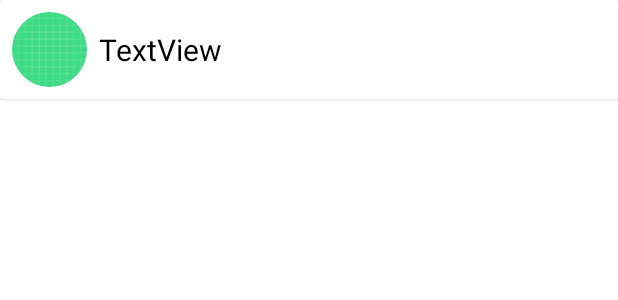
After one commit to Arya-rgb/GithubApp, an Android app: the layout item_userlist.xml on its own in the app's theme, with its tools: preview values and no code run, on a phone screen of 412 x 824 dp. The commit adds this screen. Shown: the top 300 px of the screen. Run offline under Robolectric (Android 15) with nearby library versions, the phone set to English and light mode, and no system bars.

Commit message:
create layout for userlist or mainpage
create layout based on figma and add @Dao anotation in dao class.

```diff
--- a/app/src/main/java/com/kompas/githubapp/data/local/room/UserDao.kt
+++ b/app/src/main/java/com/kompas/githubapp/data/local/room/UserDao.kt
@@ -1,11 +1,13 @@
 package com.kompas.githubapp.data.local.room
 
 import androidx.lifecycle.LiveData
+import androidx.room.Dao
 import androidx.room.Insert
 import androidx.room.OnConflictStrategy
 import androidx.room.Query
 import com.kompas.githubapp.data.local.entity.UserEntity
 
+@Dao
 interface UserDao {
 
     @Query("SELECT * FROM user_data ORDER BY id DESC")
--- /dev/null
+++ b/app/src/main/java/com/kompas/githubapp/ui/userlist/UserListAdapter.kt
@@ -0,0 +1,4 @@
+package com.kompas.githubapp.ui.userlist
+
+class UserListAdapter {
+}
--- /dev/null
+++ b/app/src/main/res/layout/item_userlist.xml
@@ -0,0 +1,38 @@
+<?xml version="1.0" encoding="utf-8"?>
+<androidx.cardview.widget.CardView xmlns:android="http://schemas.android.com/apk/res/android"
+    xmlns:app="http://schemas.android.com/apk/res-auto"
+    xmlns:tools="http://schemas.android.com/tools"
+    android:layout_width="match_parent"
+    android:layout_height="wrap_content">
+
+    <androidx.constraintlayout.widget.ConstraintLayout
+        android:layout_width="match_parent"
+        android:layout_height="wrap_content">
+
+
+        <de.hdodenhof.circleimageview.CircleImageView
+            android:id="@+id/imageView"
+            android:layout_width="50dp"
+            android:layout_height="50dp"
+            android:layout_marginStart="8dp"
+            android:layout_marginTop="8dp"
+            android:layout_marginBottom="8dp"
+            app:layout_constraintBottom_toBottomOf="parent"
+            app:layout_constraintStart_toStartOf="parent"
+            app:layout_constraintTop_toTopOf="parent"
+            tools:srcCompat="@drawable/ic_launcher_background" />
+
+        <TextView
+            android:id="@+id/textView"
+            android:layout_width="wrap_content"
+            android:layout_height="wrap_content"
+            android:layout_marginStart="8dp"
+            android:text="TextView"
+            android:textSize="20sp"
+            android:textColor="@color/black"
+            app:layout_constraintBottom_toBottomOf="@+id/imageView"
+            app:layout_constraintStart_toEndOf="@+id/imageView"
+            app:layout_constraintTop_toTopOf="@+id/imageView" />
+    </androidx.constraintlayout.widget.ConstraintLayout>
+
+</androidx.cardview.widget.CardView>
```
Also changed, not shown: app/src/main/res/layout/activity_userlist.xml (+19 -4 lines), app/src/main/java/com/kompas/githubapp/ui/userlist/UserListActivity.kt (line endings or trailing spaces).
